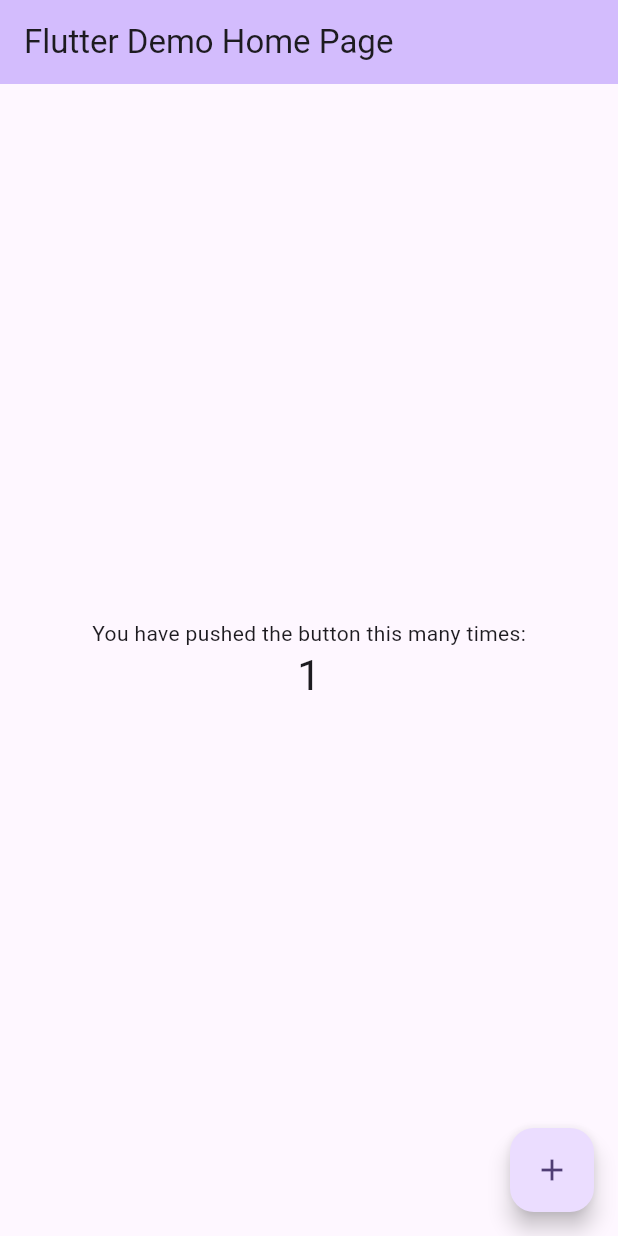
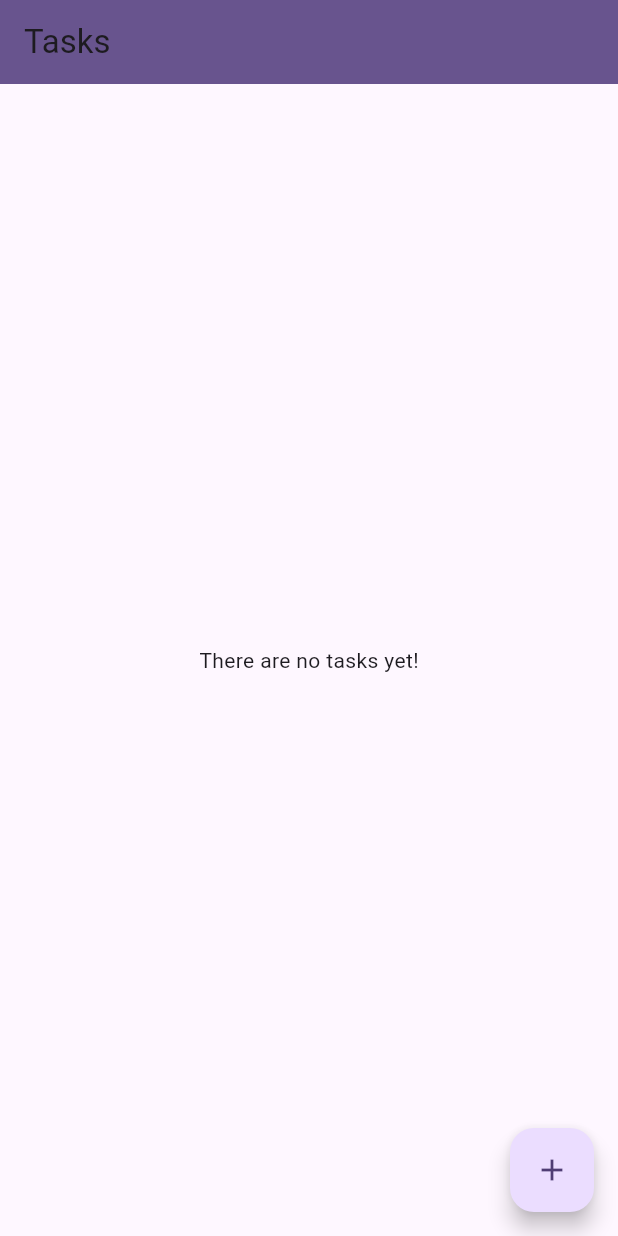
Before and after one commit to PneumaCore/FlutterTask, a Flutter app: the screen it shows after launch, after a tap on the "add" icon, on a phone screen of 412 x 824 dp. Run offline on Flutter 3.47's test engine with Material 3 defaults, Android fonts, the phone set to English and light mode, and no system bars.

Commit message:
Created home screen.

```diff
--- a/lib/main.dart
+++ b/lib/main.dart
@@ -1,4 +1,5 @@
 import 'package:flutter/material.dart';
+import 'screens/home_screen.dart';
 
 void main() {
   runApp(const MyApp());
@@ -7,116 +8,14 @@ void main() {
 class MyApp extends StatelessWidget {
   const MyApp({super.key});
 
-  // This widget is the root of your application.
   @override
   Widget build(BuildContext context) {
     return MaterialApp(
-      title: 'Flutter Demo',
+      title: 'FlutterTask',
       theme: ThemeData(
-        // This is the theme of your application.
-        //
-        // TRY THIS: Try running your application with "flutter run". You'll see
-        // the application has a purple toolbar. Then, without quitting the app,
-        // try changing the seedColor in the colorScheme below to Colors.green
-        // and then invoke "hot reload" (save your changes or press the "hot
-        // reload" button in a Flutter-supported IDE, or press "r" if you used
-        // the command line to start the app).
-        //
-        // Notice that the counter didn't reset back to zero; the application
-        // state is not lost during the reload. To reset the state, use hot
-        // restart instead.
-        //
-        // This works for code too, not just values: Most code changes can be
-        // tested with just a hot reload.
         colorScheme: ColorScheme.fromSeed(seedColor: Colors.deepPurple),
       ),
-      home: const MyHomePage(title: 'Flutter Demo Home Page'),
+      home: const HomeScreen(),
     );
   }
 }
-
-class MyHomePage extends StatefulWidget {
-  const MyHomePage({super.key, required this.title});
-
-  // This widget is the home page of your application. It is stateful, meaning
-  // that it has a State object (defined below) that contains fields that affect
-  // how it looks.
-
-  // This class is the configuration for the state. It holds the values (in this
-  // case the title) provided by the parent (in this case the App widget) and
-  // used by the build method of the State. Fields in a Widget subclass are
-  // always marked "final".
-
-  final String title;
-
-  @override
-  State<MyHomePage> createState() => _MyHomePageState();
-}
-
-class _MyHomePageState extends State<MyHomePage> {
-  int _counter = 0;
-
-  void _incrementCounter() {
-    setState(() {
-      // This call to setState tells the Flutter framework that something has
-      // changed in this State, which causes it to rerun the build method below
-      // so that the display can reflect the updated values. If we changed
-      // _counter without calling setState(), then the build method would not be
-      // called again, and so nothing would appear to happen.
-      _counter++;
-    });
-  }
-
-  @override
-  Widget build(BuildContext context) {
-    // This method is rerun every time setState is called, for instance as done
-    // by the _incrementCounter method above.
-    //
-    // The Flutter framework has been optimized to make rerunning build methods
-    // fast, so that you can just rebuild anything that needs updating rather
-    // than having to individually change instances of widgets.
-    return Scaffold(
-      appBar: AppBar(
-        // TRY THIS: Try changing the color here to a specific color (to
-        // Colors.amber, perhaps?) and trigger a hot reload to see the AppBar
-        // change color while the other colors stay the same.
-        backgroundColor: Theme.of(context).colorScheme.inversePrimary,
-        // Here we take the value from the MyHomePage object that was created by
-        // the App.build method, and use it to set our appbar title.
-        title: Text(widget.title),
-      ),
-      body: Center(
-        // Center is a layout widget. It takes a single child and positions it
-        // in the middle of the parent.
-        child: Column(
-          // Column is also a layout widget. It takes a list of children and
-          // arranges them vertically. By default, it sizes itself to fit its
-          // children horizontally, and tries to be as tall as its parent.
-          //
-          // Column has various properties to control how it sizes itself and
-          // how it positions its children. Here we use mainAxisAlignment to
-          // center the children vertically; the main axis here is the vertical
-          // axis because Columns are vertical (the cross axis would be
-          // horizontal).
-          //
-          // TRY THIS: Invoke "debug painting" (choose the "Toggle Debug Paint"
-          // action in the IDE, or press "p" in the console), to see the
-          // wireframe for each widget.
-          mainAxisAlignment: MainAxisAlignment.center,
-          children: <Widget>[
-            const Text('You have pushed the button this many times:'),
-            Text(
-              '$_counter',
-              style: Theme.of(context).textTheme.headlineMedium,
-            ),
-          ],
-        ),
-      ),
-      floatingActionButton: FloatingActionButton(
-        onPressed: _incrementCounter,
-        tooltip: 'Increment',
-        child: const Icon(Icons.add),
-      ), // This trailing comma makes auto-formatting nicer for build methods.
-    );
-  }
-}
--- /dev/null
+++ b/lib/screens/home_screen.dart
@@ -0,0 +1,20 @@
+import 'package:flutter/material.dart';
+
+class HomeScreen extends StatelessWidget {
+  const HomeScreen({super.key});
+
+  @override
+  Widget build(BuildContext context) {
+    return Scaffold(
+      appBar: AppBar(
+        backgroundColor: Theme.of(context).colorScheme.primary,
+        title: const Text('Tasks'),
+      ),
+      body: const Center(child: Text('There are no tasks yet!')),
+      floatingActionButton: FloatingActionButton(
+        onPressed: () {},
+        child: const Icon(Icons.add),
+      ),
+    );
+  }
+}
```
